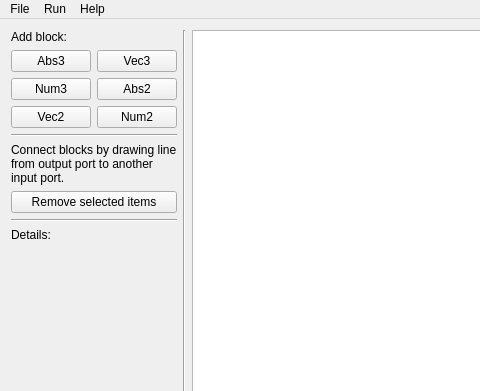
Before: the Qt Designer form src/mainwindow.ui in jirvoz/icp_blocks, drawn with Qt 5; both pictures show x 0 to 480 and y 0 to 391 of the 755 by 497 pixel window.
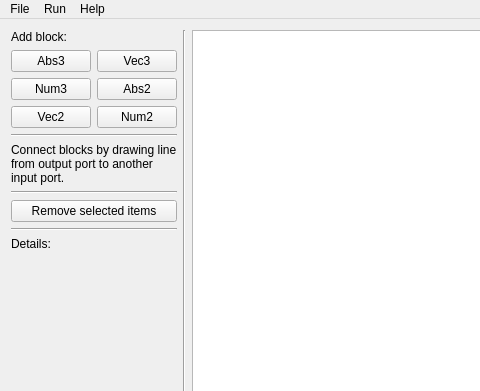
After: the same form once the commit is applied.

Diff of the .ui file:
```diff
--- a/src/mainwindow.ui
+++ b/src/mainwindow.ui
@@ -99,6 +99,13 @@
         </property>
        </widget>
       </item>
+      <item>
+       <widget class="Line" name="line_3">
+        <property name="orientation">
+         <enum>Qt::Horizontal</enum>
+        </property>
+       </widget>
+      </item>
       <item>
        <widget class="QPushButton" name="removePushButton">
         <property name="minimumSize">
@@ -116,7 +123,7 @@
        </widget>
       </item>
       <item>
-       <widget class="Line" name="line_3">
+       <widget class="Line" name="line_4">
         <property name="orientation">
          <enum>Qt::Horizontal</enum>
         </property>
@@ -138,13 +145,13 @@
          </size>
         </property>
         <property name="text">
-         <string> </string>
+         <string/>
         </property>
         <property name="alignment">
          <set>Qt::AlignLeading|Qt::AlignLeft|Qt::AlignTop</set>
         </property>
         <property name="wordWrap">
-         <bool>false</bool>
+         <bool>true</bool>
         </property>
        </widget>
       </item>
```
